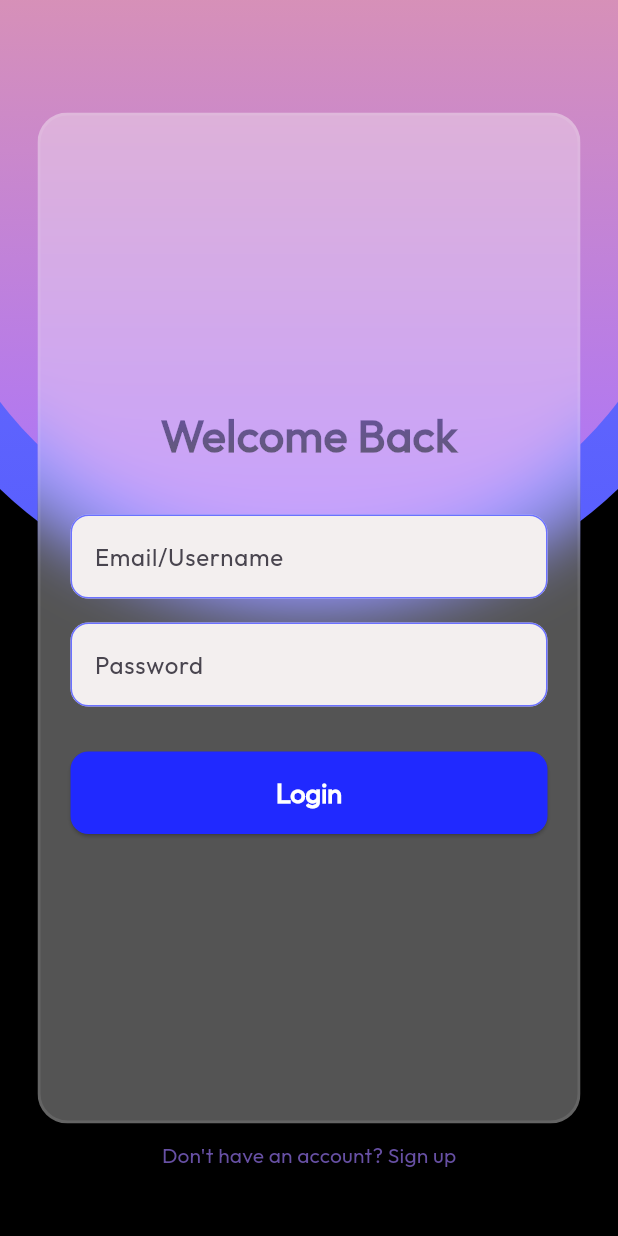
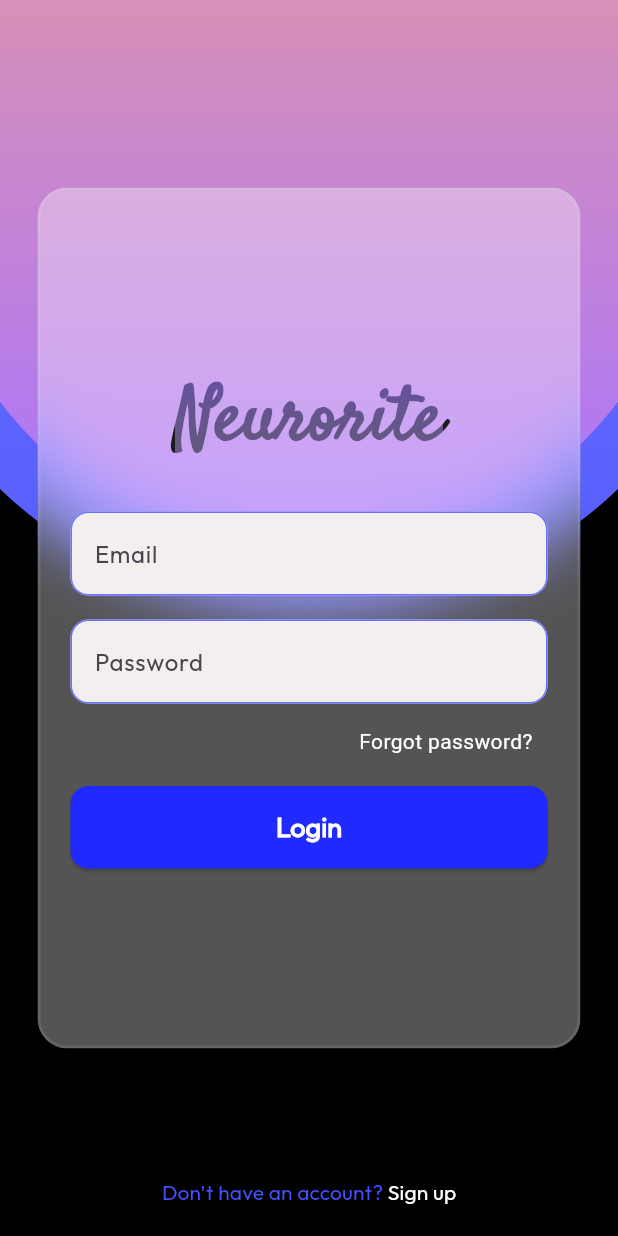
Before and after one commit to userkace/neurorite, a Flutter app: the Login screen opened directly, on a phone screen of 412 x 824 dp. Run offline on Flutter 3.47's test engine with Material 3 defaults, Android fonts, the phone set to English and light mode, and no system bars; our stand-ins replace cloud_firestore, firebase_core, fluttertoast, hugeicons, shared_preferences; accounts and stored records are empty.

Commit message:
initial auth and minor tweaks

```diff
--- a/lib/auth/login.dart
+++ b/lib/auth/login.dart
@@ -4,7 +4,10 @@ import 'package:neurorite/auth/signup.dart';
 import 'package:neurorite/theme/theme.dart';
 
 class Login extends StatelessWidget {
-  const Login({super.key});
+  Login({super.key});
+
+  final TextEditingController _emailController = TextEditingController();
+  final TextEditingController _passwordController = TextEditingController();
 
   @override
   Widget build(BuildContext context) {
@@ -26,12 +29,13 @@ class Login extends StatelessWidget {
                 child: Column(
                   mainAxisAlignment: MainAxisAlignment.center,
                   children: <Widget>[
-                    GradientText("Welcome Back",
+
+                    GradientText("Neurorite",
                         style: const TextStyle(
-                          fontSize: 30,
+                          fontSize: 50,
                           fontWeight: FontWeight.bold,
                           fontFamily:
-                              'Outfit', //GoogleFonts.getFont('Satisfy').fontFamily,
+                              'Satisfy', //GoogleFonts.getFont('Satisfy').fontFamily,
                         ),
                         gradient: LinearGradient(
                             begin: Alignment.topCenter,
@@ -40,22 +44,25 @@ class Login extends StatelessWidget {
                               Theme.of(context).colorScheme.primary,
                               Theme.of(context).colorScheme.secondary,
                             ])),
-                    const SizedBox(height: 32.0),
+                    const SizedBox(height: 24.0),
+
                     Theme(
                       data: AppTheme.textFieldTheme,
-                      child: const Column(children: <Widget>[
+                      child: Column(children: <Widget>[
                         TextField(
-                          decoration: InputDecoration(
-                            labelText: "Email/Username",
+                          controller: _emailController,
+                          decoration: const InputDecoration(
+                            labelText: "Email",
                             labelStyle: TextStyle(
                               fontFamily:
                                   'Outfit', //GoogleFonts.getFont('Outfit').fontFamily,
                             ),
                           ),
                         ),
-                        SizedBox(height: 16.0),
+                        const SizedBox(height: 16.0),
                         TextField(
-                          decoration: InputDecoration(
+                          controller: _passwordController,
+                          decoration: const InputDecoration(
                             labelText: "Password",
                             labelStyle: TextStyle(
                               fontFamily:
@@ -66,7 +73,20 @@ class Login extends StatelessWidget {
                         ),
                       ]),
                     ),
-                    const SizedBox(height: 30.0),
+
+                    const SizedBox(height: 15.0),
+                    const Row(
+                      mainAxisAlignment: MainAxisAlignment.end,
+                      children: [
+                        Text(
+                          'Forgot password?',
+                          style: TextStyle(color:Colors.white),
+                        ),
+                        SizedBox(width: 10.0),
+                      ],
+                    ),
+                    const SizedBox(height: 20.0),
+
                     Theme(
                       data: AppTheme.enterButtonTheme,
                       child: ElevatedButton(
@@ -95,31 +115,44 @@ class Login extends StatelessWidget {
                   ],
                 ),
               ),
-            )),
-            Positioned(
-              bottom: 30,
-              left: 0,
-              right: 0,
+            )
+            ),
+
+            Align(
+              alignment: Alignment.bottomCenter,
+              child: Padding(
+                padding: const EdgeInsets.only(
+                    bottom: 5.0), // Slight padding from bottom
                 child: TextButton(
                   onPressed: () {
                     Navigator.of(context).pushReplacement(MaterialPageRoute(
-                    builder: (context) => const Signup(),
+                      builder: (context) => Signup(),
                     ));
                   },
-                child: const Center(
-                  child: Text(
-                    "Don't have an account? Sign up",
-                    style: TextStyle(
-                      fontFamily:
-                          'Outfit', //GoogleFonts.getFont('Outfit').fontFamily,
+                  child: const Row(
+                    mainAxisAlignment: MainAxisAlignment.center,
+                    children: [
+                      Text(
+                        "Don't have an account? ",
+                        style: TextStyle(fontFamily: 'Outfit', color: AppTheme.secondary),
+                      ),
+                      Text(
+                        "Sign up",
+                        style: TextStyle(fontFamily: 'Outfit', color: Colors.white),
+                      ),
+                    ],
+                  )
                 ),
               ),
             ),
-              ),
-            )
           ],
         ),
       ),
     );
   }
+
+  void login(){
+
   }
+
+}
--- a/lib/services/firestore.dart
+++ b/lib/services/firestore.dart
@@ -1,4 +1,5 @@
 import 'package:cloud_firestore/cloud_firestore.dart';
+import 'package:flutter/material.dart';
 
   class FirestoreService {
 
@@ -31,4 +32,15 @@ import 'package:cloud_firestore/cloud_firestore.dart';
       return notes.doc(docID).delete();
     }
 
-  }
+    final CollectionReference users =
+    FirebaseFirestore.instance.collection('users');
+
+    Future<void> addUser(String? email, String? password,){
+        return users.add({
+          'email': email,
+          'password': password,
+        });
+    }
+
+
+}
--- a/lib/theme/background.dart
+++ b/lib/theme/background.dart
@@ -66,7 +66,7 @@ class DialogBackground extends StatelessWidget {
           filter: ImageFilter.blur(sigmaX: 20.0, sigmaY: 20.0),
           child: Container(
               width: MediaQuery.of(context).size.width - 50,
-              height: MediaQuery.of(context).size.height - 150,
+              height: MediaQuery.of(context).size.height - 250,
               decoration: BoxDecoration(
                 color: const Color(0x54FFFFFF),
                 borderRadius: BorderRadius.circular(20.0),
```
Also changed, not shown: lib/auth/signup.dart (+20 -6 lines), lib/main.dart (+1 -30 lines), lib/screens/home.dart (+24 -31 lines), lib/screens/note.dart (+71 -17 lines). Lines whose indentation alone changed are shown as unchanged.
